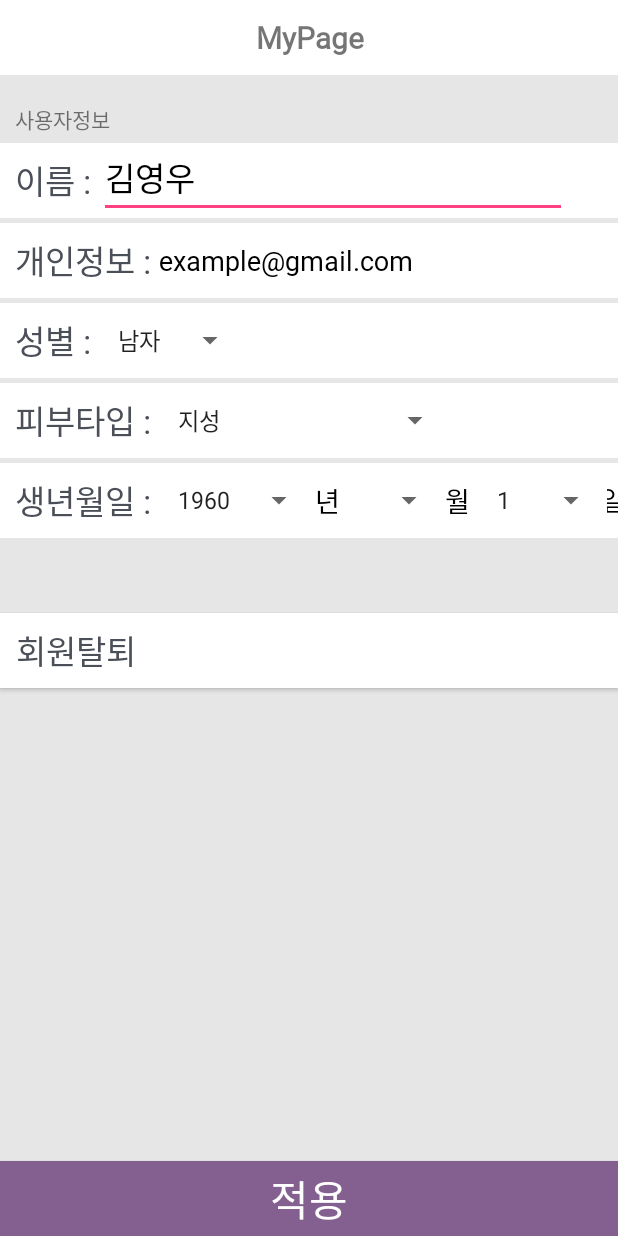
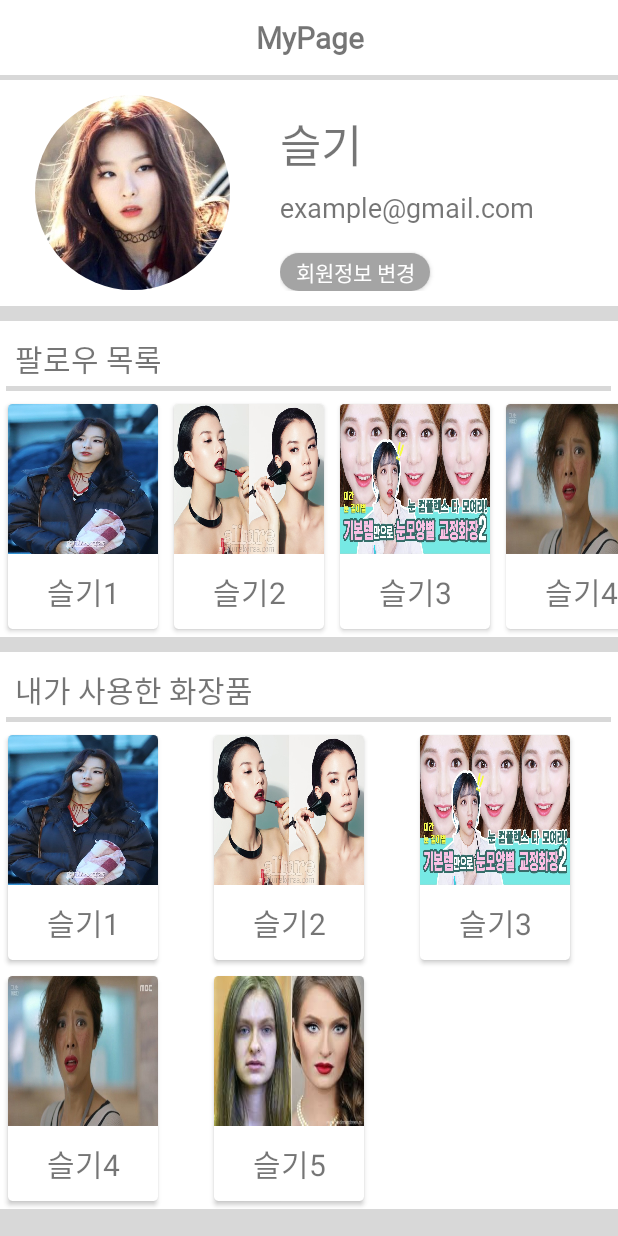
Before and after one commit to dokdokorea/CoAlert_Front, an Android app: the screen it shows after launch (EditprofileActivity before the commit, MyprofileActivity after it), on a phone screen of 412 x 824 dp. Run offline under Robolectric (Android 15) with nearby library versions, the phone set to English and light mode, and no system bars; our stand-ins replace CircleImageView.

Commit message:
edit mypage to Intagramize

```diff
--- a/app/src/main/AndroidManifest.xml
+++ b/app/src/main/AndroidManifest.xml
@@ -59,6 +59,17 @@
         </activity>
 
         <activity android:name=".Activity.EditprofileActivity">
+
+
+        </activity>
+
+        <activity android:name=".Popup.BreakPopup" android:theme="@android:style/Theme.Dialog">
+
+
+        </activity>
+
+        <activity android:name=".Activity.MyprofileActivity">
+
             <intent-filter>
                 <action android:name="android.intent.action.MAIN" />
 
@@ -67,11 +78,6 @@
 
         </activity>
 
-        <activity android:name=".Popup.BreakPopup" android:theme="@android:style/Theme.Dialog">
-
-
-        </activity>
-
 
     </application>
 
--- /dev/null
+++ b/app/src/main/java/com/example/user/coalert/Activity/MyprofileActivity.java
@@ -0,0 +1,63 @@
+package com.example.user.coalert.Activity;
+
+import android.os.Bundle;
+import android.support.annotation.Nullable;
+import android.support.v7.app.AppCompatActivity;
+import android.support.v7.widget.GridLayoutManager;
+import android.support.v7.widget.LinearLayoutManager;
+import android.support.v7.widget.RecyclerView;
+import android.widget.Button;
+
+import com.example.user.coalert.Adapter.MypageRecyclerViewAdapter;
+import com.example.user.coalert.R;
+import com.example.user.coalert.item.CosmeticList_mypage;
+
+import java.util.ArrayList;
+import java.util.List;
+
+public class MyprofileActivity extends AppCompatActivity{
+    List<String> list;
+    Button Edit;
+    @Override
+    protected void onCreate(@Nullable Bundle savedInstanceState) {
+        super.onCreate(savedInstanceState);
+        setContentView(R.layout.activity_myprofile);
+
+        Edit=(Button)findViewById(R.id.edit_personal_info);
+        RecyclerView recyclerView=(RecyclerView)findViewById(R.id.recyclerview);
+        RecyclerView cosmeticList=(RecyclerView)findViewById(R.id.recyclerview2);
+        LinearLayoutManager layoutManager=new LinearLayoutManager(this,LinearLayoutManager.HORIZONTAL,false);
+        int ColumNumber=3;
+
+        recyclerView.setHasFixedSize(true);
+        recyclerView.setLayoutManager(layoutManager);
+
+        cosmeticList.setHasFixedSize(true);
+        cosmeticList.setLayoutManager(new GridLayoutManager(this, ColumNumber));
+
+
+        List<CosmeticList_mypage> items=new ArrayList<>();
+        CosmeticList_mypage[] item=new CosmeticList_mypage[5];
+        item[0]=new CosmeticList_mypage(R.drawable.cardview1,"슬기1");
+        item[1]=new CosmeticList_mypage(R.drawable.cardview2,"슬기2");
+        item[2]=new CosmeticList_mypage(R.drawable.cardview3,"슬기3");
+        item[3]=new CosmeticList_mypage(R.drawable.cardview4,"슬기4");
+        item[4]=new CosmeticList_mypage(R.drawable.cardview5,"슬기5");
+
+        for(int i=0;i<5;i++) items.add(item[i]);
+
+        recyclerView.setAdapter(new MypageRecyclerViewAdapter(getApplicationContext(),items,R.layout.activity_mypage));
+
+        List<CosmeticList_mypage> cositems=new ArrayList<>();
+        CosmeticList_mypage[] cositem=new CosmeticList_mypage[5];
+        item[0]=new CosmeticList_mypage(R.drawable.cardview1,"슬기1");
+        item[1]=new CosmeticList_mypage(R.drawable.cardview2,"슬기2");
+        item[2]=new CosmeticList_mypage(R.drawable.cardview3,"슬기3");
+        item[3]=new CosmeticList_mypage(R.drawable.cardview4,"슬기4");
+        item[4]=new CosmeticList_mypage(R.drawable.cardview5,"슬기5");
+
+        for(int i=0;i<5;i++) cositems.add(cositem[i]);
+        cosmeticList.setAdapter(new MypageRecyclerViewAdapter(getApplicationContext(),items,R.layout.activity_mypage));
+
+    }
+}
--- a/app/src/main/java/com/example/user/coalert/Popup/BreakPopup.java
+++ b/app/src/main/java/com/example/user/coalert/Popup/BreakPopup.java
@@ -13,9 +13,7 @@ public class BreakPopup extends Activity{
         super.onCreate(savedInstanceState);
         requestWindowFeature(Window.FEATURE_NO_TITLE);
         setContentView(R.layout.break_popup);
-
-
-        //Intent intent;
+     //Intent intent;
     }
 
     public void mOnClose(View v){
--- /dev/null
+++ b/app/src/main/res/layout/activity_myprofile.xml
@@ -0,0 +1,214 @@
+<?xml version="1.0" encoding="utf-8"?>
+<LinearLayout xmlns:android="http://schemas.android.com/apk/res/android"
+    xmlns:tools="http://schemas.android.com/tools"
+    android:layout_width="match_parent"
+    android:layout_height="match_parent"
+    android:background="#D8D8D8"
+    android:gravity="center_horizontal"
+    android:orientation="vertical"
+    tools:context=".Activity.MypageActivity">
+
+    <TextView
+        android:layout_width="match_parent"
+        android:layout_height="50dp"
+        android:background="#ffffff"
+        android:fontFamily="@font/yoon_gothic340"
+        android:gravity="center"
+        android:text="MyPage"
+        android:textSize="20dp"
+        android:textStyle="bold" />
+
+    <android.support.v4.widget.Space
+        android:layout_width="match_parent"
+        android:layout_height="3dp" />
+
+
+    <ScrollView
+        android:layout_width="match_parent"
+        android:layout_height="match_parent">
+        <LinearLayout
+            android:layout_width="match_parent"
+            android:layout_height="match_parent"
+            android:orientation="vertical">
+
+            <LinearLayout
+                android:layout_width="match_parent"
+                android:layout_height="wrap_content"
+                android:background="#fff"
+                android:gravity="center"
+                android:orientation="horizontal"
+                android:weightSum="1">
+
+
+                <LinearLayout
+                    android:layout_width="0dp"
+                    android:layout_height="match_parent"
+                    android:layout_weight="0.4"
+                    android:gravity="center"
+                    android:layout_margin="10dp">
+
+                    <de.hdodenhof.circleimageview.CircleImageView
+                        android:id="@+id/profile_pic"
+                        android:layout_width="130dp"
+                        android:layout_height="130dp"
+                        android:layout_gravity="center"
+                        android:src="@drawable/seul"/>
+
+                </LinearLayout>
+
+
+
+                <LinearLayout
+                    android:layout_width="0dp"
+                    android:layout_height="match_parent"
+                    android:layout_weight="0.6"
+                    android:orientation="vertical"
+                    android:padding="10dp">
+
+                    <TextView
+                        android:id="@+id/Name"
+                        android:layout_width="wrap_content"
+                        android:layout_height="wrap_content"
+                        android:layout_marginTop="10dp"
+                        android:fontFamily="@font/yoon_gothic330"
+                        android:text="슬기"
+                        android:textSize="30dp" />
+
+                    <TextView
+                        android:id="@+id/email"
+                        android:layout_width="wrap_content"
+                        android:layout_height="wrap_content"
+                        android:layout_marginTop="7dp"
+                        android:fontFamily="@font/yoon_gothic330"
+                        android:text="example@gmail.com"
+                        android:textSize="18dp" />
+
+                    <Button
+                        android:layout_width="100dp"
+                        android:layout_height="25dp"
+                        android:layout_marginTop="18dp"
+                        android:background="@drawable/btnstyle1"
+                        android:fontFamily="@font/yoon_gothic330"
+                        android:id="@+id/edit_personal_info"
+                        android:text="회원정보 변경"
+                        android:textColor="#fff" />
+
+                </LinearLayout>
+
+
+
+            </LinearLayout>
+
+                <android.support.v4.widget.Space
+                    android:layout_width="match_parent"
+                    android:layout_height="10dp" />
+
+
+            <LinearLayout
+                android:layout_width="match_parent"
+                android:layout_height="wrap_content"
+                android:background="#fff"
+                android:orientation="vertical">
+
+                <TextView
+                    android:layout_width="match_parent"
+                    android:layout_height="wrap_content"
+                    android:layout_marginLeft="10dp"
+                    android:layout_marginTop="10dp"
+                    android:fontFamily="@font/yoon_gothic330"
+                    android:text="팔로우 목록"
+                    android:textSize="20dp" />
+
+                <LinearLayout
+                    android:layout_width="match_parent"
+                    android:layout_height="wrap_content"
+                    android:layout_marginTop="3dp"
+                    android:gravity="center"
+                    android:orientation="horizontal"
+                    android:weightSum="1">
+
+                    <TextView
+                        android:layout_width="0dp"
+                        android:layout_height="3dp"
+                        android:layout_weight="0.98"
+                        android:background="#D8D8D8" />
+
+
+                </LinearLayout>
+
+
+                <LinearLayout
+                    android:layout_width="match_parent"
+                    android:layout_height="wrap_content"
+                    android:layout_marginTop="3dp"
+                    android:orientation="horizontal">
+
+                    <android.support.v7.widget.RecyclerView
+                        android:id="@+id/recyclerview"
+                        android:layout_width="match_parent"
+                        android:layout_height="match_parent"
+                        android:orientation="horizontal" />
+
+                </LinearLayout>
+
+            </LinearLayout>
+
+            <android.support.v4.widget.Space
+                android:layout_width="match_parent"
+                android:layout_height="10dp" />
+
+
+            <LinearLayout
+                android:layout_width="match_parent"
+                android:layout_height="wrap_content"
+                android:background="#fff"
+                android:orientation="vertical">
+
+                <TextView
+                    android:layout_width="match_parent"
+                    android:layout_height="wrap_content"
+                    android:layout_marginLeft="10dp"
+                    android:layout_marginTop="10dp"
+                    android:fontFamily="@font/yoon_gothic330"
+                    android:text="내가 사용한 화장품"
+                    android:textSize="20dp" />
+
+                <LinearLayout
+                    android:layout_width="match_parent"
+                    android:layout_height="wrap_content"
+                    android:layout_marginTop="3dp"
+                    android:gravity="center"
+                    android:orientation="horizontal"
+                    android:weightSum="1">
+
+                    <TextView
+                        android:layout_width="0dp"
+                        android:layout_height="3dp"
+                        android:layout_weight="0.98"
+                        android:background="#D8D8D8" />
+
+
+                </LinearLayout>
+
+
+                <LinearLayout
+                    android:layout_width="match_parent"
+                    android:layout_height="wrap_content"
+                    android:layout_marginTop="3dp"
+                    android:orientation="horizontal">
+
+                    <android.support.v7.widget.RecyclerView
+                        android:id="@+id/recyclerview2"
+                        android:layout_width="match_parent"
+                        android:layout_height="match_parent"
+                        android:orientation="horizontal" />
+
+                </LinearLayout>
+
+            </LinearLayout>
+
+        </LinearLayout>
+    </ScrollView>
+
+
+</LinearLayout>
--- a/app/src/main/res/layout/break_popup.xml
+++ b/app/src/main/res/layout/break_popup.xml
@@ -54,6 +54,7 @@
         android:layout_height="wrap_content">
         <Button
             android:text="확인"
+            android:id="@+id/confirmbtn"
             android:textSize="15sp"
             android:textColor="@color/fourth"
             android:padding="16dp"
```
